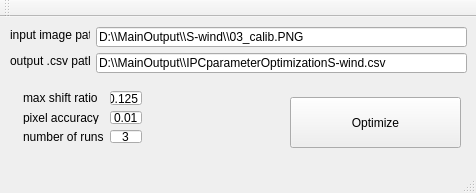
First picture: the form in Zdeny_PhD_Shenanigans/WindowIPCoptimize.ui, repository zdenyhraz/shenanigans, before the edit.
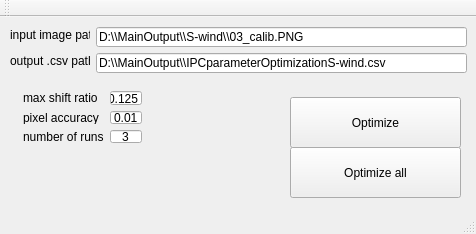
Second picture: the form after the edit.

What changed in the file:
```diff
--- a/Zdeny_PhD_Shenanigans/WindowIPCoptimize.ui
+++ b/Zdeny_PhD_Shenanigans/WindowIPCoptimize.ui
@@ -7,7 +7,7 @@
     <x>0</x>
     <y>0</y>
     <width>476</width>
-    <height>193</height>
+    <height>234</height>
    </rect>
   </property>
   <property name="windowTitle">
@@ -142,6 +142,19 @@
      </item>
     </layout>
    </widget>
+   <widget class="QPushButton" name="pushButton_2">
+    <property name="geometry">
+     <rect>
+      <x>290</x>
+      <y>130</y>
+      <width>171</width>
+      <height>51</height>
+     </rect>
+    </property>
+    <property name="text">
+     <string>Optimize all</string>
+    </property>
+   </widget>
   </widget>
   <widget class="QMenuBar" name="menuBar">
    <property name="geometry">
```
Left out of the diff: 2 changed lines with no effect on the pictures.
